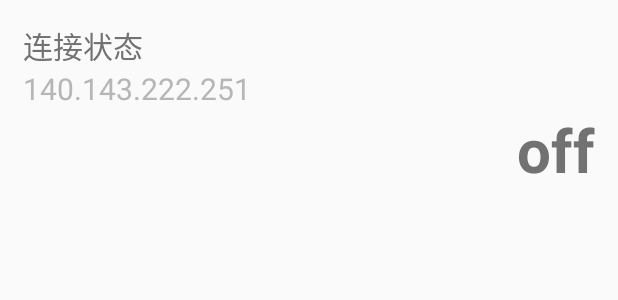
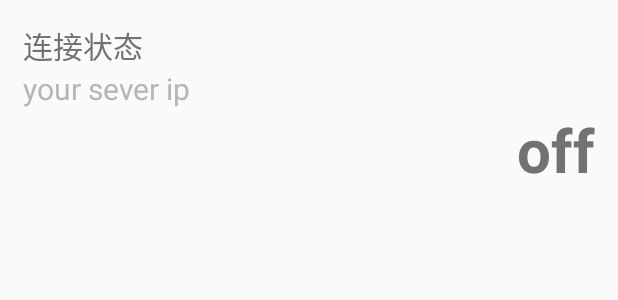
Before and after one commit to ws719547997/iot-pm2.5-sensor, an Android app: the layout status_layout.xml on its own in the app's theme, with its tools: preview values and no code run, on a phone screen of 412 x 824 dp. Shown: the top 300 px of the screen. Run offline under Robolectric (Android 15) with nearby library versions, the phone set to English and light mode, and no system bars.

Commit message:
Update status_layout.xml

```diff
--- a/4.0 Android/Gooooo/app/src/main/res/layout/status_layout.xml
+++ b/4.0 Android/Gooooo/app/src/main/res/layout/status_layout.xml
@@ -16,7 +16,7 @@
         android:layout_width="wrap_content"
         android:layout_height="wrap_content"
         android:layout_marginLeft="15dp"
-        android:text="140.143.222.251"
+        android:text="your sever ip"
         android:textColor="#b6b6b6"
         android:textSize="20dp" />
 
```
